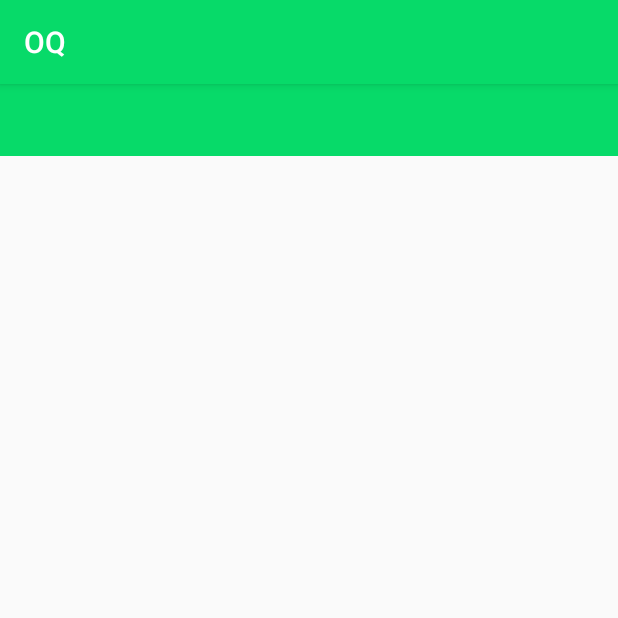
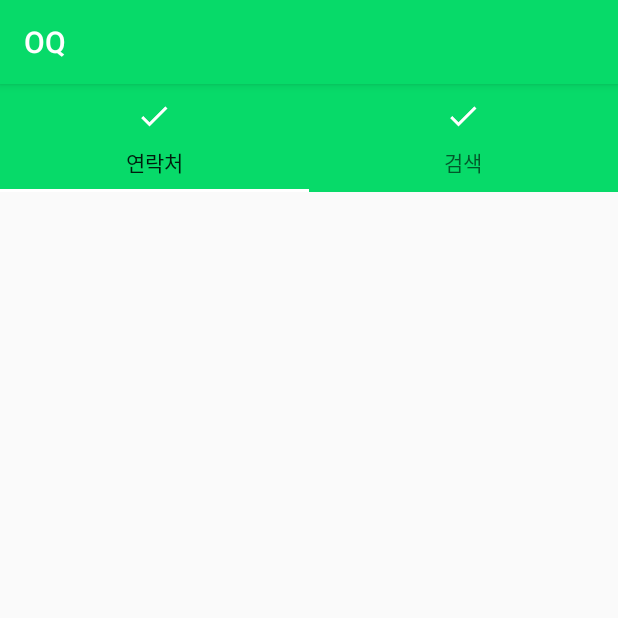
Before and after one commit to jhleelee/OQ, an Android app: the PeopleActivity screen opened directly, with no data from a screen before it, on a phone screen of 412 x 824 dp, the top half of it. Run offline under Robolectric (Android 15) with nearby library versions, the phone set to English and light mode, and no system bars; 1 statement that could not run was skipped.

Commit message:
Langdel, after OS Sierra Upgrade

```diff
--- a/app/src/main/java/com/jackleeentertainment/oq/firebase/database/FBaseNode0.java
+++ b/app/src/main/java/com/jackleeentertainment/oq/firebase/database/FBaseNode0.java
@@ -11,6 +11,8 @@ public class FBaseNode0 {
 
     public final static String MyContacts = "my_contacts";
     public final static String MyRecent = "my_recent";
+    public final static String MyPContacts = "my_p_contacts";
+
 
     public final static String MyOqItemSums = "my_oqisum";
     public final static String MyOqItems = "my_oqi";
--- a/app/src/main/java/com/jackleeentertainment/oq/ui/adapter/ProfileArlRecentAndContactRVAdapter.java
+++ b/app/src/main/java/com/jackleeentertainment/oq/ui/adapter/ProfileArlRecentAndContactRVAdapter.java
@@ -26,8 +26,6 @@ import com.jackleeentertainment.oq.ui.layout.viewholder.AvatarNameEmailChkViewHo
 
 import java.util.ArrayList;
 import java.util.Iterator;
-
-import static com.jackleeentertainment.oq.App.token;
 
 /**
  * Created by jaehaklee on 2016. 10. 2..
@@ -151,7 +149,7 @@ public class ProfileArlRecentAndContactRVAdapter extends RecyclerView.Adapter<Re
 
         } else if (position == numRecent + 1) {
 
-            ((SectionViewHolder) viewHolder).tvTitle__lo_sectionviewholder.setText(JM.strById(R.string.my_contacts));
+            ((SectionViewHolder) viewHolder).tvTitle__lo_sectionviewholder.setText(JM.strById(R.string.contacts));
             ((SectionViewHolder) viewHolder).tvAsRightButton__lo_sectionviewholder.setText(JM.strById(R.string.invite));
             ((SectionViewHolder) viewHolder).tvAsRightButton__lo_sectionviewholder.setOnClickListener(new View.OnClickListener() {
                 @Override
--- a/app/src/main/java/com/jackleeentertainment/oq/ui/layout/viewholder/PostViewHolder.java
+++ b/app/src/main/java/com/jackleeentertainment/oq/ui/layout/viewholder/PostViewHolder.java
@@ -56,7 +56,6 @@ public class PostViewHolder extends RecyclerView.ViewHolder {
         v_scrim_gradient_bottom__ro_media = (View) ro_media.findViewById(R.id.v_scrim_gradient_bottom__ro_media);
         v_scrim_solid__ro_media = (View) ro_media.findViewById(R.id.v_scrim_solid__ro_media);
 
-        lo_feed_alarm = (LinearLayout) mView.findViewById(R.id.lo_feed_alarm);
         tvTitle__lo_feed_alarm = (TextView) lo_feed_alarm.findViewById(R.id.tvTitle__lo_feed_alarm);
         tvSubTitle__lo_feed_alarm = (TextView) lo_feed_alarm.findViewById(R.id.tvSubTitle__lo_feed_alarm);
         ibAlarm__lo_feed_alarm = (ImageButton) lo_feed_alarm.findViewById(R.id.ibAlarm__lo_feed_alarm);
--- a/app/src/main/res/layout/activity_people.xml
+++ b/app/src/main/res/layout/activity_people.xml
@@ -21,6 +21,6 @@
 
     </android.support.design.widget.AppBarLayout>
 
-    <include layout="@layout/activity_main_content" />
+    <include layout="@layout/activity_people_content" />
 
  </android.support.design.widget.CoordinatorLayout>
--- /dev/null
+++ b/app/src/main/res/layout/activity_people_content.xml
@@ -0,0 +1,55 @@
+<?xml version="1.0" encoding="utf-8"?>
+<LinearLayout xmlns:android="http://schemas.android.com/apk/res/android"
+    xmlns:app="http://schemas.android.com/apk/res-auto"
+    xmlns:tools="http://schemas.android.com/tools"
+    android:orientation="vertical"
+    android:layout_width="match_parent"
+    android:layout_height="match_parent"
+    app:layout_behavior="@string/appbar_scrolling_view_behavior"
+    tools:context=".ui.layout.activity.MainActivity"
+    tools:showIn="@layout/activity_main_appbarcontent">
+
+
+
+    <android.support.design.widget.TabLayout
+        android:id="@+id/tabLayout"
+        android:layout_gravity="top"
+        android:layout_width="match_parent"
+        android:layout_height="wrap_content"
+        android:background="@color/primary"
+        app:tabIndicatorColor="@color/white"
+        app:tabMode="fixed"
+        >
+
+        <android.support.design.widget.TabItem
+            android:text="@string/contacts"
+        android:layout_height="@dimen/md_48dip"
+        android:layout_width="wrap_content"
+        android:icon="@drawable/ic_check_white_48dp"/>
+
+
+        <android.support.design.widget.TabItem
+            android:text="@string/search"
+            android:layout_height="@dimen/md_48dip"
+            android:layout_width="wrap_content"
+            android:icon="@drawable/ic_check_white_48dp"/>
+
+
+    </android.support.design.widget.TabLayout>
+
+
+
+
+    <FrameLayout
+        xmlns:android="http://schemas.android.com/apk/res/android"
+        android:id="@+id/fl__activity_people_content"
+        android:layout_width="match_parent"
+        android:layout_weight="1"
+        android:layout_height="0dip" >
+
+
+
+    </FrameLayout>
+
+
+</LinearLayout>
--- a/app/src/main/res/values/strings.xml
+++ b/app/src/main/res/values/strings.xml
@@ -10,7 +10,7 @@
     <string name="dummytext">Wow, Cool, How are you! I am very pleased to meet you!</string>
     <string name="dummyname">Jack Lee Corporation of Korea</string>
 
-    <string name="search">Search</string>
+
 
 
     <!--Google Terminology-->
@@ -219,7 +219,7 @@
     <string name="wanttopay_sentence">주기를 원합니다.</string>
     <string name="requesttoget_sentence">수령할 것인지 묻습니다.</string>
 
-
+    search
 
     <string name="getter">받는 사람</string>
     <string name="payer">주는 사람</string>
@@ -227,9 +227,12 @@
     <string name="count_ppl">명</string>
     <string name="empty">없음</string>
 
-    <string name="recent_profiles">최근 대상</string>
+    <string name="recent_profiles">최근</string>
     <string name="show_all">전체보기</string>
     <string name="invite">초대하기</string>
-    <string name="my_contacts">내 연락처</string>
+    <string name="contacts">연락처</string>
+
+
+    <string name="search">검색</string>
 
 </resources>
```
